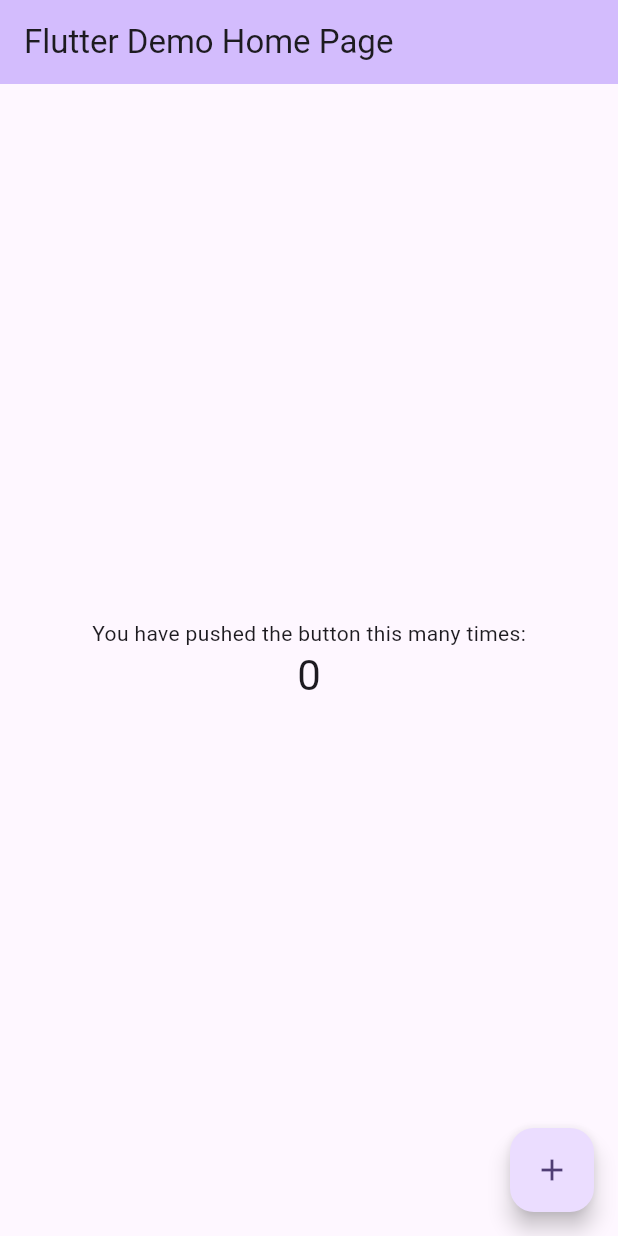
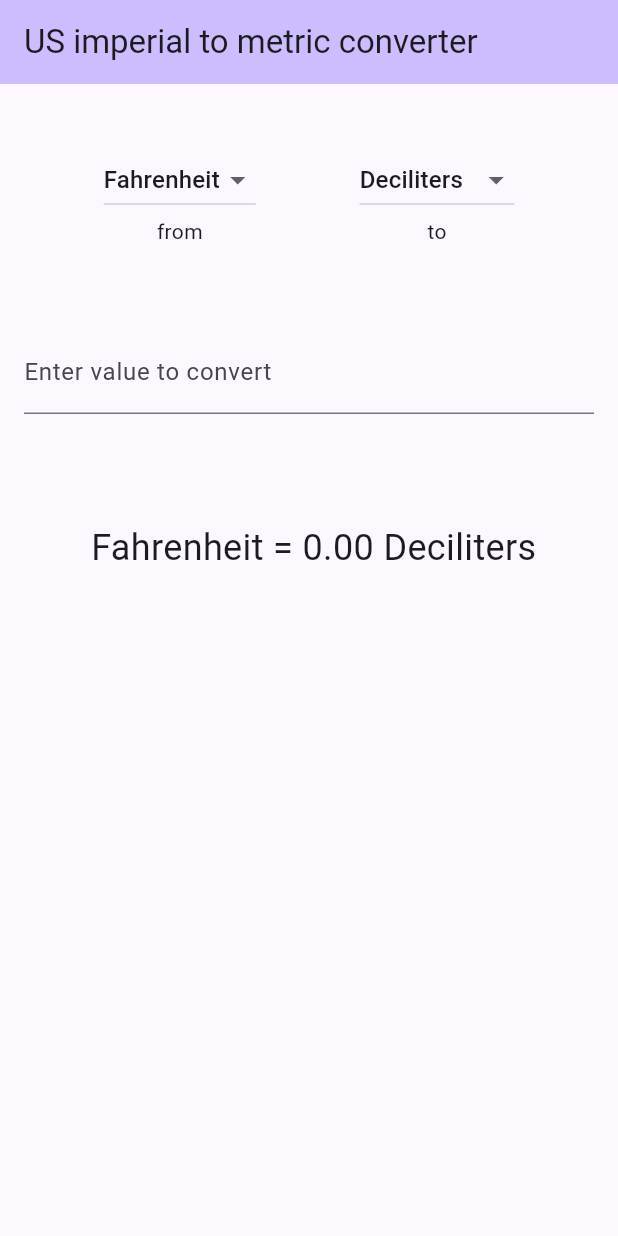
Before and after one commit to mekkmann/measurement-converter, a Flutter app: the screen it shows after launch, on a phone screen of 412 x 824 dp. Run offline on Flutter 3.47's test engine with Material 3 defaults, Android fonts, the phone set to English and light mode, and no system bars; missing offline and left inert: dart:ffi.

Commit message:
functional mvp
TODO:
- code clean-up
- create custom widgets instead of using a single file
- find best practice for state-handling
- find general best practice for dart and flutter
- styling, LOTS of styling

```diff
--- a/lib/main.dart
+++ b/lib/main.dart
@@ -1,4 +1,7 @@
+import 'dart:ffi';
+
 import 'package:flutter/material.dart';
+import 'package:flutter/services.dart';
 
 void main() {
   runApp(const MyApp());
@@ -11,7 +14,7 @@ class MyApp extends StatelessWidget {
   @override
   Widget build(BuildContext context) {
     return MaterialApp(
-      title: 'Flutter Demo',
+      title: 'US imperial to metric converter',
       theme: ThemeData(
         // This is the theme of your application.
         //
@@ -28,15 +31,15 @@ class MyApp extends StatelessWidget {
         //
         // This works for code too, not just values: Most code changes can be
         // tested with just a hot reload.
-        colorScheme: ColorScheme.fromSeed(seedColor: Colors.deepPurple),
+        colorScheme: ColorScheme.fromSeed(seedColor: Colors.deepPurpleAccent),
       ),
-      home: const MyHomePage(title: 'Flutter Demo Home Page'),
+      home: const MyHomePage(),
     );
   }
 }
 
 class MyHomePage extends StatefulWidget {
-  const MyHomePage({super.key, required this.title});
+  const MyHomePage({super.key});
 
   // This widget is the home page of your application. It is stateful, meaning
   // that it has a State object (defined below) that contains fields that affect
@@ -47,31 +50,65 @@ class MyHomePage extends StatefulWidget {
   // used by the build method of the State. Fields in a Widget subclass are
   // always marked "final".
 
-  final String title;
 
   @override
   State<MyHomePage> createState() => _MyHomePageState();
 }
 
 class _MyHomePageState extends State<MyHomePage> {
-  int _counter = 0;
+  @override
+  void initState() {
+    super.initState();
+    _textEditingController.addListener(tryConversion);
+  }
+  final TextEditingController _textEditingController = TextEditingController();
+  final List<String> _usMeasurements = ['Fahrenheit', 'Cups', 'Miles'];
+  final List<String> _euMeasurements = ['Celsius', 'Deciliters', 'Kilometers'];
 
-  void _incrementCounter() {
+  String? _selectedFrom = 'Fahrenheit';
+  String? _selectedTo = 'Deciliters';
+
+  double _lastConversion = 0;
+
+
+  void _selectedConversionType(bool isFrom, String selectedValue) {
     setState(() {
-      // This call to setState tells the Flutter framework that something has
-      // changed in this State, which causes it to rerun the build method below
-      // so that the display can reflect the updated values. If we changed
-      // _counter without calling setState(), then the build method would not be
-      // called again, and so nothing would appear to happen.
-      _counter++;
+      if(isFrom) {
+        _selectedFrom = selectedValue;
+      } else {
+        _selectedTo = selectedValue;
+      }
+    });
+
+    tryConversion();
+  }
+  void tryConversion(){
+    if(_selectedFrom == 'Fahrenheit' && _selectedTo == 'Celsius') fahrenheitToCelsius(double.parse(_textEditingController.text));
+
+    if(_selectedFrom == 'Miles' && _selectedTo == 'Kilometers') milesToKilometers(double.parse(_textEditingController.text));
+
+    if(_selectedFrom == 'Cups' && _selectedTo == 'Deciliters') cupsToDeciliters(double.parse(_textEditingController.text));
+  }
+  void fahrenheitToCelsius(double toConvert) {
+    setState(() {
+      _lastConversion = (toConvert - 32) / 1.8;
+    });
+  }
+  void milesToKilometers(double toConvert) {
+    setState(() {
+      _lastConversion = toConvert * 1.609344;
+    });
+  }
+  void cupsToDeciliters(double toConvert) {
+    setState(() {
+      _lastConversion = toConvert * 2.365882365;
     });
   }
 
   @override
   Widget build(BuildContext context) {
     // This method is rerun every time setState is called, for instance as done
-    // by the _incrementCounter method above.
-    //
+
     // The Flutter framework has been optimized to make rerunning build methods
     // fast, so that you can just rebuild anything that needs updating rather
     // than having to individually change instances of widgets.
@@ -83,7 +120,7 @@ class _MyHomePageState extends State<MyHomePage> {
         backgroundColor: Theme.of(context).colorScheme.inversePrimary,
         // Here we take the value from the MyHomePage object that was created by
         // the App.build method, and use it to set our appbar title.
-        title: Text(widget.title),
+        title: Text('US imperial to metric converter'),
       ),
       body: Center(
         // Center is a layout widget. It takes a single child and positions it
@@ -103,20 +140,80 @@ class _MyHomePageState extends State<MyHomePage> {
           // action in the IDE, or press "p" in the console), to see the
           // wireframe for each widget.
           mainAxisAlignment: MainAxisAlignment.center,
-          children: <Widget>[
-            const Text('You have pushed the button this many times:'),
-            Text(
-              '$_counter',
-              style: Theme.of(context).textTheme.headlineMedium,
+          children: [
+            SizedBox(
+              height: 40,
+            ),
+            // FROM -> TO SELECTOR
+            Row(
+              mainAxisAlignment: MainAxisAlignment.spaceEvenly,
+              children: [
+                Column(
+                  children: [
+                    DropdownButton(
+                      value: _selectedFrom,
+                      items:
+                        _usMeasurements.map((item) => DropdownMenuItem(
+                          value: item,
+                          child: Text(item),
+                          ),
+                        ).toList(),
+                      onChanged: (item) => _selectedConversionType(true, item!),
+                    ),
+                    Text('from'),
+                  ],
+                ),
+                Column(
+                  children: [
+                    DropdownButton(
+                      value: _selectedTo,
+                      items:
+                      _euMeasurements.map((item) => DropdownMenuItem(
+                        value: item,
+                        child: Text(item),
+                      ),
+                      ).toList(),
+                      onChanged: (item) => _selectedConversionType(false, item!),
+                    ),
+                    Text('to'),
+                  ],
+                ),
+              ],
+            ),
+            SizedBox(
+              height: 40,
+            ),
+            Expanded(
+              child: Column(
+                children: [
+                  Padding(
+                    padding: const EdgeInsets.all(16.0),
+                    child: TextField(
+                      controller: _textEditingController,
+                      decoration: InputDecoration(
+                        border: UnderlineInputBorder(),
+                        labelText: 'Enter value to convert',
+                        floatingLabelAlignment: FloatingLabelAlignment.center
+                      ),
+                      keyboardType: TextInputType.number,
+                    ),
+                  ),
+                  SizedBox(
+                    height: 40,
+                  ),
+                  Padding(
+                    padding: const EdgeInsets.all(16.0),
+                    child: Text(
+                      '${_textEditingController.text} $_selectedFrom = ${_lastConversion.toStringAsFixed(2)} $_selectedTo',
+                      style: TextStyle(fontSize: 24),
+                    ),
+                  ),
+                ],
+              ),
             ),
           ],
         ),
-      ),
-      floatingActionButton: FloatingActionButton(
-        onPressed: _incrementCounter,
-        tooltip: 'Increment',
-        child: const Icon(Icons.add),
-      ), // This trailing comma makes auto-formatting nicer for build methods.
+      ),// This trailing comma makes auto-formatting nicer for build methods.
     );
   }
 }
```
